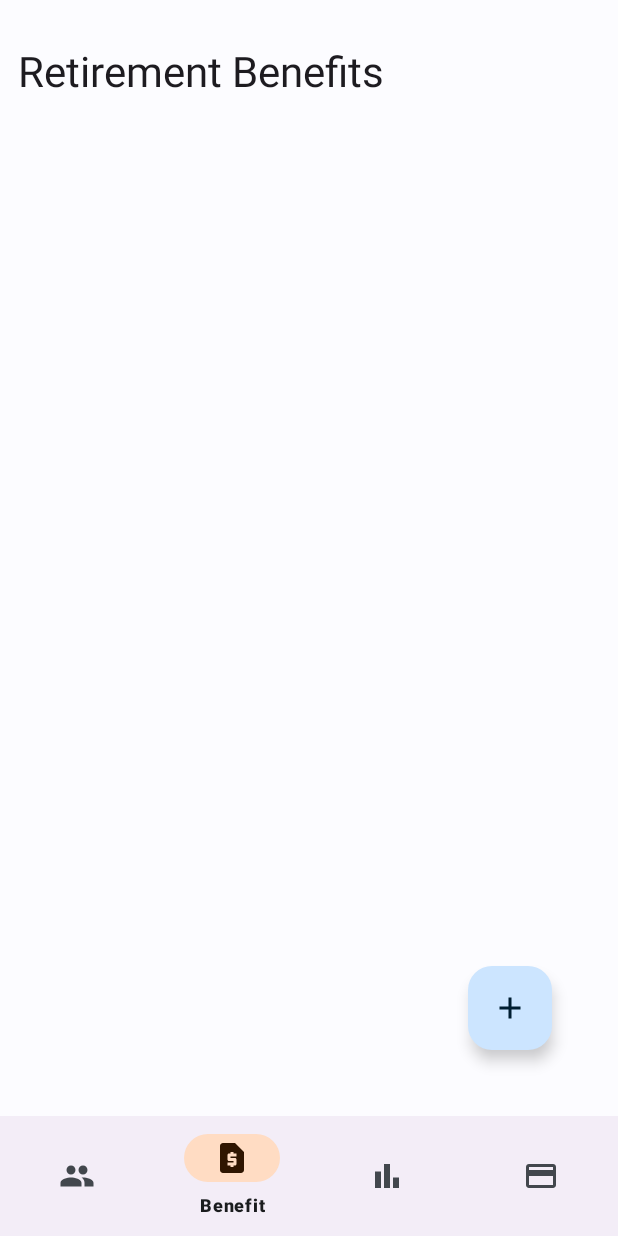
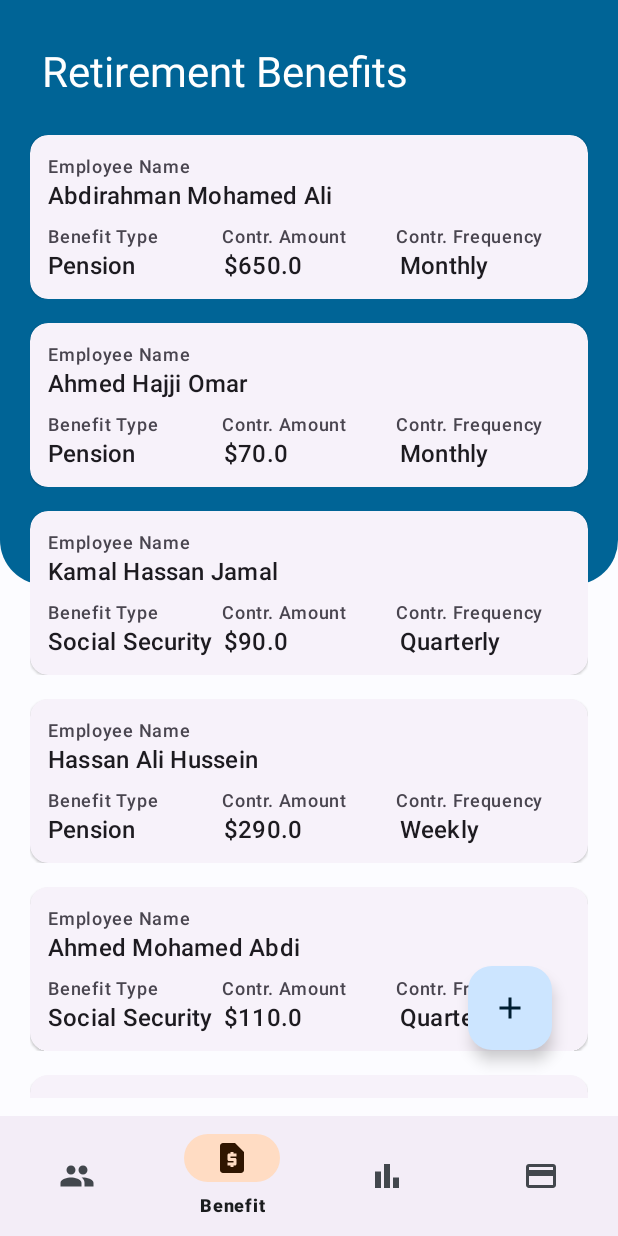
Before and after one commit to moaliyou/ERISM_App, an Android app: the screen it shows after launch (Dashboard), item 2 of the bottom bar chosen, on a phone screen of 412 x 824 dp. Run offline under Robolectric (Android 15) with nearby library versions, the phone set to English and light mode, and no system bars.

Commit message:
Implemented retirement benefit recycler view

```diff
--- /dev/null
+++ b/app/src/main/java/com/example/erismapp/adapters/RetirementBenefitAdapter.java
@@ -0,0 +1,111 @@
+package com.example.erismapp.adapters;
+
+import android.annotation.SuppressLint;
+import android.content.Context;
+import android.view.LayoutInflater;
+import android.view.View;
+import android.view.ViewGroup;
+import android.widget.TextView;
+
+import androidx.annotation.NonNull;
+import androidx.recyclerview.widget.RecyclerView;
+
+import com.example.erismapp.R;
+import com.example.erismapp.interfaces.RecyclerViewInterface;
+import com.example.erismapp.models.RetirementBenefitModel;
+
+import java.util.ArrayList;
+
+public class RetirementBenefitAdapter extends RecyclerView.Adapter<RetirementBenefitAdapter.RetirementBenefitViewHolder> {
+
+
+    private final Context mContext;
+    private final RecyclerViewInterface mRecyclerViewInterface;
+    private ArrayList<RetirementBenefitModel> retirementBenefitArrayList;
+
+    public RetirementBenefitAdapter(
+            Context context,
+            ArrayList<RetirementBenefitModel> retirementBenefitArrayList,
+            RecyclerViewInterface recyclerViewInterface
+    ) {
+        mContext = context;
+        this.retirementBenefitArrayList = retirementBenefitArrayList;
+        this.mRecyclerViewInterface = recyclerViewInterface;
+    }
+
+    @NonNull
+    @Override
+    public RetirementBenefitViewHolder onCreateViewHolder(@NonNull ViewGroup parent, int viewType) {
+        View view = LayoutInflater
+                .from(mContext)
+                .inflate(R.layout.list_retirement_benefit_layout, parent, false);
+        return new RetirementBenefitViewHolder(view, mRecyclerViewInterface);
+    }
+
+    @SuppressLint("SetTextI18n")
+    @Override
+    public void onBindViewHolder(@NonNull RetirementBenefitViewHolder holder, int position) {
+
+        RetirementBenefitModel retirementBenefitModel = retirementBenefitArrayList.get(position);
+
+        holder.tvEmployeeName.setText(retirementBenefitModel.getEmployeeName());
+        holder.tvBenefitType.setText(retirementBenefitModel.getBenefitType());
+        holder.tvContributionAmount.setText("$" +
+                retirementBenefitModel.getContributionAmount()
+        );
+        holder.tvContributionFrequency.setText(retirementBenefitModel.getContributionFrequency());
+
+    }
+
+    @Override
+    public int getItemCount() {
+        return (retirementBenefitArrayList != null) ? retirementBenefitArrayList.size() : 0;
+    }
+
+    @SuppressLint("NotifyDataSetChanged")
+    public void setFilteredList(ArrayList<RetirementBenefitModel> filteredRetirementBenefitList) {
+        this.retirementBenefitArrayList = filteredRetirementBenefitList;
+        notifyDataSetChanged();
+    }
+
+    public static class RetirementBenefitViewHolder extends RecyclerView.ViewHolder {
+
+        TextView tvEmployeeName, tvBenefitType,
+                tvContributionAmount, tvContributionFrequency;
+
+        public RetirementBenefitViewHolder(@NonNull View itemView, RecyclerViewInterface recyclerViewInterface) {
+            super(itemView);
+
+            tvEmployeeName = itemView.findViewById(R.id.tv_employee_name);
+            tvBenefitType = itemView.findViewById(R.id.tv_benefit_type);
+            tvContributionAmount = itemView.findViewById(R.id.tv_contribution_amount);
+            tvContributionFrequency = itemView.findViewById(R.id.tv_contribution_frequency);
+
+            itemView.setOnClickListener(view -> {
+
+                int position = getAdapterPosition();
+
+                if (isRecyclerViewNull(recyclerViewInterface, position))
+                    recyclerViewInterface.onItemClick(position);
+
+            });
+
+            itemView.setOnLongClickListener(view -> {
+
+                int position = getAdapterPosition();
+
+                if (isRecyclerViewNull(recyclerViewInterface, position))
+                    recyclerViewInterface.onItemLongClick(position);
+
+                return true;
+
+            });
+
+        }
+
+        private boolean isRecyclerViewNull(RecyclerViewInterface viewInterface, int position) {
+            return (viewInterface != null && position != RecyclerView.NO_POSITION);
+        }
+    }
+
+}
--- a/app/src/main/java/com/example/erismapp/fragments/RetirementBenefitFragment.java
+++ b/app/src/main/java/com/example/erismapp/fragments/RetirementBenefitFragment.java
@@ -1,5 +1,6 @@
 package com.example.erismapp.fragments;
 
+import android.annotation.SuppressLint;
 import android.app.AlertDialog;
 import android.os.Bundle;
 import android.view.LayoutInflater;
@@ -13,18 +14,24 @@ import android.widget.RadioGroup;
 import android.widget.Toast;
 
 import androidx.fragment.app.Fragment;
+import androidx.recyclerview.widget.LinearLayoutManager;
+import androidx.recyclerview.widget.RecyclerView;
 
 import com.example.erismapp.R;
+import com.example.erismapp.adapters.RetirementBenefitAdapter;
+import com.example.erismapp.interfaces.RecyclerViewInterface;
+import com.example.erismapp.models.RetirementBenefitModel;
 import com.google.android.material.datepicker.MaterialDatePicker;
 import com.google.android.material.floatingactionbutton.FloatingActionButton;
 import com.google.android.material.textfield.TextInputLayout;
 
 import java.text.SimpleDateFormat;
+import java.util.ArrayList;
 import java.util.Date;
 import java.util.Locale;
 import java.util.Objects;
 
-public class RetirementBenefitFragment extends Fragment {
+public class RetirementBenefitFragment extends Fragment implements RecyclerViewInterface {
 
     private View mainView;
     private FloatingActionButton fabAddRetirementBenefit;
@@ -32,6 +39,9 @@ public class RetirementBenefitFragment extends Fragment {
     private TextInputLayout tfContributionAmount, tfBenefitStartDate, tfBenefitEndDate;
     private RadioGroup rgBenefitType;
     private RadioButton rbSelectedBenefitType;
+    private RecyclerView retirementBenefitRecyclerView;
+    private RetirementBenefitAdapter retirementBenefitAdapter;
+    private ArrayList<RetirementBenefitModel> retirementBenefitList;
 
     @Override
     public View onCreateView(LayoutInflater inflater, ViewGroup container,
@@ -39,14 +49,23 @@ public class RetirementBenefitFragment extends Fragment {
         // Inflate the layout for this fragment
         mainView = inflater.inflate(R.layout.fragment_retirement_benefit, container, false);
 
+        retirementBenefitDataView();
         initViews();
         eventHandling();
 
         return mainView;
     }
 
+    @SuppressLint("NotifyDataSetChanged")
     private void initViews() {
         fabAddRetirementBenefit = mainView.findViewById(R.id.fab_retirement_benefit);
+        retirementBenefitRecyclerView = mainView.findViewById(R.id.rv_retirement_benefit);
+
+        retirementBenefitRecyclerView.setLayoutManager(new LinearLayoutManager(getContext()));
+        retirementBenefitRecyclerView.setHasFixedSize(true);
+        retirementBenefitAdapter = new RetirementBenefitAdapter(getContext(), retirementBenefitList, this);
+        retirementBenefitRecyclerView.setAdapter(retirementBenefitAdapter);
+        retirementBenefitAdapter.notifyDataSetChanged();
     }
 
     private void setContributionFrequency() {
@@ -125,6 +144,47 @@ public class RetirementBenefitFragment extends Fragment {
         rbSelectedBenefitType = view.findViewById(checkedRadioButtonId);
     }
 
+    private void retirementBenefitDataView() {
+        retirementBenefitList = new ArrayList<>();
+
+        retirementBenefitList.add(new RetirementBenefitModel(
+                        "Abdirahman Mohamed Ali", "Pension", 650,
+                        "Monthly", "12-12-2002", "09-02-2027"
+                )
+        );
+
+        retirementBenefitList.add(new RetirementBenefitModel(
+                "Ahmed Hajji Omar", "Pension", 70,
+                "Monthly", "03-02-1992", "01-11-2024")
+        );
+
+        retirementBenefitList.add(new RetirementBenefitModel(
+                "Kamal Hassan Jamal", "Social Security", 90,
+                "Quarterly", "21-10-2004", "09-09-2030")
+        );
+
+        retirementBenefitList.add(new RetirementBenefitModel(
+                "Hassan Ali Hussein", "Pension", 290,
+                "Weekly", "18-11-1991", "11-05-2025")
+        );
+
+        retirementBenefitList.add(new RetirementBenefitModel(
+                "Ahmed Mohamed Abdi", "Social Security", 110,
+                "Quarterly", "14-01-2003", "15-08-2029")
+        );
+
+        retirementBenefitList.add(new RetirementBenefitModel(
+                "Farhan Kasim Ali", "Social Security", 80,
+                "Monthly", "17-10-2001", "19-05-2025")
+        );
+
+        retirementBenefitList.add(new RetirementBenefitModel(
+                "Hamdi Ali Osman", "Social Security", 45,
+                "Weekly", "01-02-1999", "18-04-2030")
+        );
+
+    }
+
     private void pickDateFor(TextInputLayout mTextInput) {
         Objects.requireNonNull(mTextInput.getEditText()).setOnClickListener(v -> {
 
@@ -143,4 +203,13 @@ public class RetirementBenefitFragment extends Fragment {
         });
     }
 
+    @Override
+    public void onItemClick(int position) {
+
+    }
+
+    @Override
+    public void onItemLongClick(int position) {
+
+    }
 }
--- /dev/null
+++ b/app/src/main/java/com/example/erismapp/models/RetirementBenefitModel.java
@@ -0,0 +1,80 @@
+package com.example.erismapp.models;
+
+public class RetirementBenefitModel {
+
+    private int retirementBenefitId;
+    private final String employeeName;
+    private final String benefitType;
+    private final double contributionAmount;
+    private final String contributionFrequency;
+    private final String benefitStartDate;
+    private final String benefitEndDate;
+
+    public RetirementBenefitModel(
+            int retirementBenefitId, String employeeName, String benefitType,
+            double contributionAmount, String contributionFrequency,
+            String benefitStartDate, String benefitEndDate
+    ) {
+        this.retirementBenefitId = retirementBenefitId;
+        this.employeeName = employeeName;
+        this.benefitType = benefitType;
+        this.contributionAmount = contributionAmount;
+        this.contributionFrequency = contributionFrequency;
+        this.benefitStartDate = benefitStartDate;
+        this.benefitEndDate = benefitEndDate;
+    }
+
+    public RetirementBenefitModel(
+            String employeeName, String benefitType,
+            double contributionAmount, String contributionFrequency,
+            String benefitStartDate, String benefitEndDate
+    ) {
+        this.employeeName = employeeName;
+        this.benefitType = benefitType;
+        this.contributionAmount = contributionAmount;
+        this.contributionFrequency = contributionFrequency;
+        this.benefitStartDate = benefitStartDate;
+        this.benefitEndDate = benefitEndDate;
+    }
+
+    public int getRetirementBenefitId() {
+        return retirementBenefitId;
+    }
+
+    public String getEmployeeName() {
+        return employeeName;
+    }
+
+    public String getBenefitType() {
+        return benefitType;
+    }
+
+    public double getContributionAmount() {
+        return contributionAmount;
+    }
+
+    public String getContributionFrequency() {
+        return contributionFrequency;
+    }
+
+    public String getBenefitStartDate() {
+        return benefitStartDate;
+    }
+
+    public String getBenefitEndDate() {
+        return benefitEndDate;
+    }
+
+    @Override
+    public String toString() {
+        return "RetirementBenefitModel{" +
+                "retirementBenefitId=" + retirementBenefitId +
+                ", employeeName='" + employeeName + '\'' +
+                ", benefitType='" + benefitType + '\'' +
+                ", contributionAmount=" + contributionAmount +
+                ", contributionFrequency='" + contributionFrequency + '\'' +
+                ", benefitStartDate='" + benefitStartDate + '\'' +
+                ", benefitEndDate='" + benefitEndDate + '\'' +
+                '}';
+    }
+}
--- /dev/null
+++ b/app/src/main/res/drawable/retirement_benefit_background.xml
@@ -0,0 +1,14 @@
+<?xml version="1.0" encoding="utf-8"?>
+<shape xmlns:android="http://schemas.android.com/apk/res/android"
+    android:shape="rectangle">
+
+    <gradient
+        android:angle="-135"
+        android:endColor="@color/md_theme_dark_inversePrimary"
+        android:startColor="@color/md_theme_light_primary" />
+
+    <corners
+        android:bottomLeftRadius="30dp"
+        android:bottomRightRadius="30dp" />
+
+</shape>
--- a/app/src/main/res/layout/fragment_retirement_benefit.xml
+++ b/app/src/main/res/layout/fragment_retirement_benefit.xml
@@ -8,20 +8,34 @@
 
     <androidx.constraintlayout.widget.ConstraintLayout
         android:layout_width="match_parent"
+        android:layout_height="match_parent">
+
+
+        <View
+            android:layout_width="match_parent"
+            android:layout_height="390dp"
+            android:background="@drawable/retirement_benefit_background"
+            app:layout_constraintEnd_toEndOf="parent"
+            app:layout_constraintStart_toStartOf="parent"
+            app:layout_constraintTop_toTopOf="parent" />
+
+        <androidx.constraintlayout.widget.ConstraintLayout
+            android:layout_width="match_parent"
             android:layout_height="match_parent"
             android:padding="12dp">
 
             <TextView
-            android:id="@+id/tv_employee_fragment_title"
+                android:id="@+id/tv_retirement_benefit_fragment_title"
                 android:layout_width="match_parent"
                 android:layout_height="wrap_content"
                 android:layout_marginTop="16dp"
+                android:layout_marginStart="16dp"
                 android:text="Retirement Benefits"
                 android:textAppearance="@style/TextAppearance.Material3.HeadlineMedium"
+                android:textColor="@color/md_theme_light_onPrimary"
                 app:layout_constraintEnd_toEndOf="parent"
                 app:layout_constraintStart_toStartOf="parent"
                 app:layout_constraintTop_toTopOf="parent" />
-
 
             <com.google.android.material.floatingactionbutton.FloatingActionButton
                 android:id="@+id/fab_retirement_benefit"
@@ -36,6 +50,19 @@
                 app:layout_constraintBottom_toBottomOf="parent"
                 app:layout_constraintEnd_toEndOf="parent" />
 
+            <androidx.recyclerview.widget.RecyclerView
+                android:id="@+id/rv_retirement_benefit"
+                android:layout_width="0dp"
+                android:layout_height="0dp"
+                android:layout_marginTop="16dp"
+                app:layout_constraintBottom_toBottomOf="parent"
+                app:layout_constraintEnd_toEndOf="parent"
+                app:layout_constraintStart_toStartOf="parent"
+                app:layout_constraintTop_toBottomOf="@id/tv_retirement_benefit_fragment_title"
+                tools:listitem="@layout/list_retirement_benefit_layout" />
+
+        </androidx.constraintlayout.widget.ConstraintLayout>
+
     </androidx.constraintlayout.widget.ConstraintLayout>
 
 </FrameLayout>
--- a/app/src/main/res/layout/list_retirement_benefit_layout.xml
+++ b/app/src/main/res/layout/list_retirement_benefit_layout.xml
@@ -42,13 +42,13 @@
                 android:id="@+id/lb_benefit_type"
                 android:layout_width="0dp"
                 android:layout_height="wrap_content"
+                android:layout_marginTop="8dp"
                 android:text="Benefit Type"
-                android:layout_marginTop="8dp"
                 android:textAppearance="@style/TextAppearance.Material3.LabelMedium"
                 app:layout_constraintEnd_toStartOf="@+id/lb_contribution_amount"
-                app:layout_constraintTop_toBottomOf="@id/tv_employee_name"
                 app:layout_constraintHorizontal_bias="0.5"
-                app:layout_constraintStart_toStartOf="parent" />
+                app:layout_constraintStart_toStartOf="parent"
+                app:layout_constraintTop_toBottomOf="@id/tv_employee_name" />
 
             <TextView
                 android:id="@+id/lb_contribution_amount"
@@ -59,7 +59,7 @@
                 app:layout_constraintEnd_toStartOf="@+id/lb_contribution_frequency"
                 app:layout_constraintHorizontal_bias="0.5"
                 app:layout_constraintStart_toEndOf="@+id/lb_benefit_type"
-                app:layout_constraintTop_toTopOf="@id/lb_benefit_type"/>
+                app:layout_constraintTop_toTopOf="@id/lb_benefit_type" />
 
             <TextView
                 android:id="@+id/lb_contribution_frequency"
@@ -70,29 +70,32 @@
                 app:layout_constraintEnd_toEndOf="parent"
                 app:layout_constraintHorizontal_bias="0.5"
                 app:layout_constraintStart_toEndOf="@+id/lb_contribution_amount"
-                app:layout_constraintTop_toTopOf="@id/lb_contribution_amount"/>
+                app:layout_constraintTop_toTopOf="@id/lb_contribution_amount" />
 
             <TextView
                 android:id="@+id/tv_benefit_type"
                 android:layout_width="0dp"
                 android:layout_height="wrap_content"
+                android:layout_marginEnd="4dp"
                 android:text="Social Security"
                 android:textAppearance="@style/TextAppearance.Material3.TitleMedium"
                 app:layout_constraintEnd_toStartOf="@+id/tv_contribution_amount"
-                app:layout_constraintTop_toBottomOf="@id/lb_benefit_type"
                 app:layout_constraintHorizontal_bias="0.5"
-                app:layout_constraintStart_toStartOf="parent" />
+                app:layout_constraintStart_toStartOf="parent"
+                app:layout_constraintTop_toBottomOf="@id/lb_benefit_type" />
 
             <TextView
                 android:id="@+id/tv_contribution_amount"
                 android:layout_width="0dp"
                 android:layout_height="wrap_content"
+                android:layout_marginEnd="4dp"
                 android:text="$900"
                 android:textAppearance="@style/TextAppearance.Material3.TitleMedium"
+                app:layout_constraintBottom_toBottomOf="@+id/tv_benefit_type"
                 app:layout_constraintEnd_toStartOf="@+id/tv_contribution_frequency"
                 app:layout_constraintHorizontal_bias="0.5"
                 app:layout_constraintStart_toEndOf="@+id/tv_benefit_type"
-                app:layout_constraintTop_toTopOf="@id/tv_benefit_type"/>
+                app:layout_constraintTop_toTopOf="@+id/tv_benefit_type" />
 
             <TextView
                 android:id="@+id/tv_contribution_frequency"
@@ -100,10 +103,11 @@
                 android:layout_height="wrap_content"
                 android:text="Quarterly"
                 android:textAppearance="@style/TextAppearance.Material3.TitleMedium"
+                app:layout_constraintBottom_toBottomOf="@+id/tv_contribution_amount"
                 app:layout_constraintEnd_toEndOf="parent"
                 app:layout_constraintHorizontal_bias="0.5"
                 app:layout_constraintStart_toEndOf="@+id/tv_contribution_amount"
-                app:layout_constraintTop_toTopOf="@id/tv_contribution_amount"/>
+                app:layout_constraintTop_toTopOf="@+id/tv_contribution_amount" />
 
         </androidx.constraintlayout.widget.ConstraintLayout>
 
```
Lines whose indentation alone changed are shown as unchanged.
